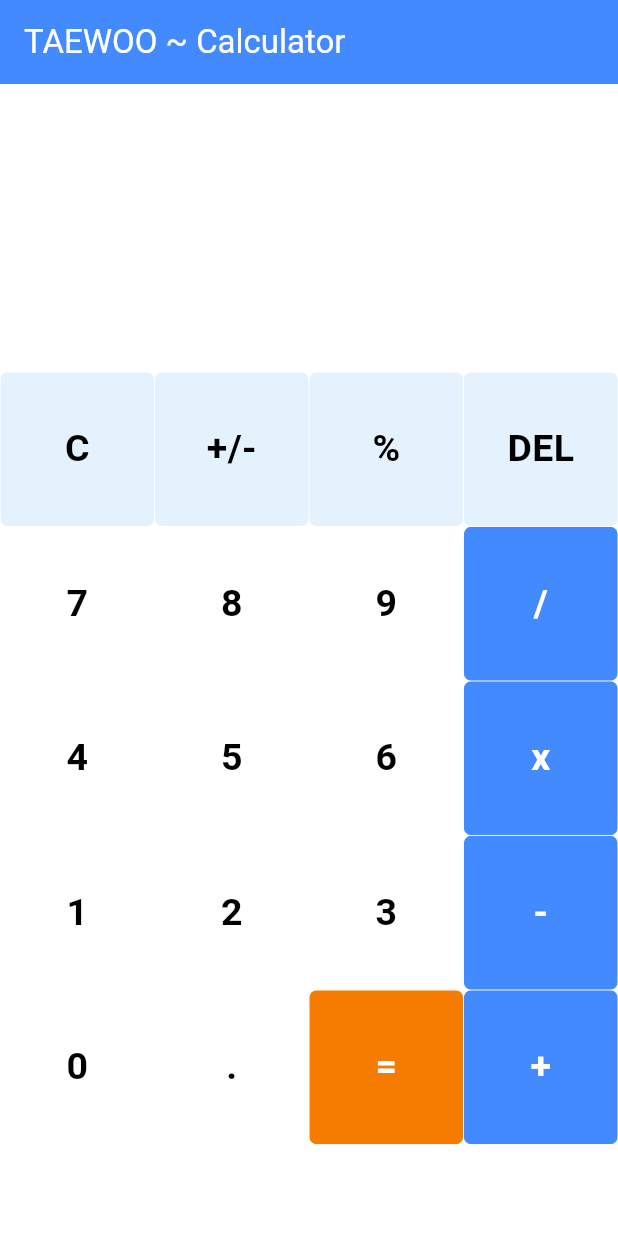
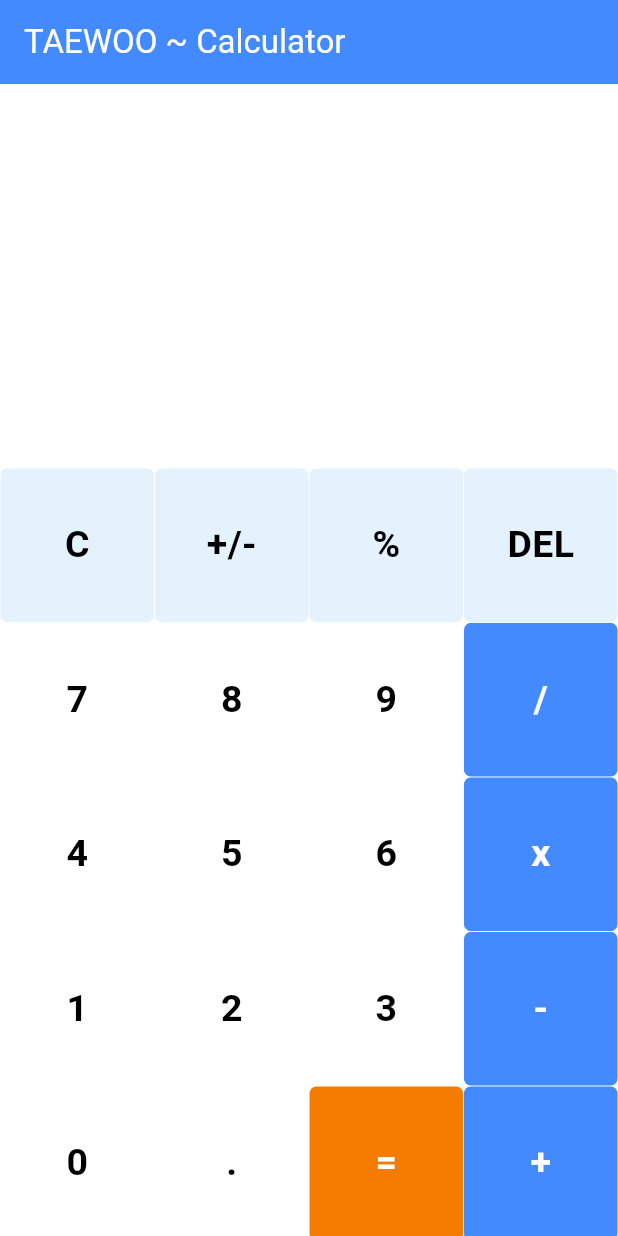
Before and after one commit to KamaTAEWOO/CalculatorExample, a Flutter app: the screen it shows after launch, on a phone screen of 412 x 824 dp. Run offline on Flutter 3.47's test engine with Material 3 defaults, Android fonts, the phone set to English and light mode, and no system bars; our stand-ins replace fluttertoast, math_expressions.

Commit message:
[feature] 비율 변경

```diff
--- a/lib/HomePage.dart
+++ b/lib/HomePage.dart
@@ -32,10 +32,12 @@ class _HomePageState extends State<HomePage> {
       body: Column(
         children: <Widget>[
           Expanded(
+            flex: 1,
             child: Column(
                 mainAxisAlignment: MainAxisAlignment.spaceEvenly,
                 children: <Widget>[
-                  Container(
+                  Expanded(
+                    child: Container(
                       padding: const EdgeInsets.all(20),
                       alignment: Alignment.centerRight,
                       child: Text(
@@ -43,8 +45,10 @@ class _HomePageState extends State<HomePage> {
                         style: const TextStyle(fontSize: 45, color: Colors.white),
                       ),
                     ),
-                  Container(
-                    padding: const EdgeInsets.all(15),
+                  ),
+                  Expanded(
+                    child: Container(
+                      padding: const EdgeInsets.all(20),
                       alignment: Alignment.centerRight,
                       child: Text(
                         answer,
@@ -53,11 +57,12 @@ class _HomePageState extends State<HomePage> {
                             color: Colors.white,
                             fontWeight: FontWeight.bold),
                       ),
-                  )
+                    ),
+                  ),
                 ]),
           ),
           Expanded(
-            flex: 3,
+            flex: 2,
             child: GridView.builder(
                 itemCount: buttons.length,
                 gridDelegate: const SliverGridDelegateWithFixedCrossAxisCount(
```
Lines whose indentation alone changed are shown as unchanged.
